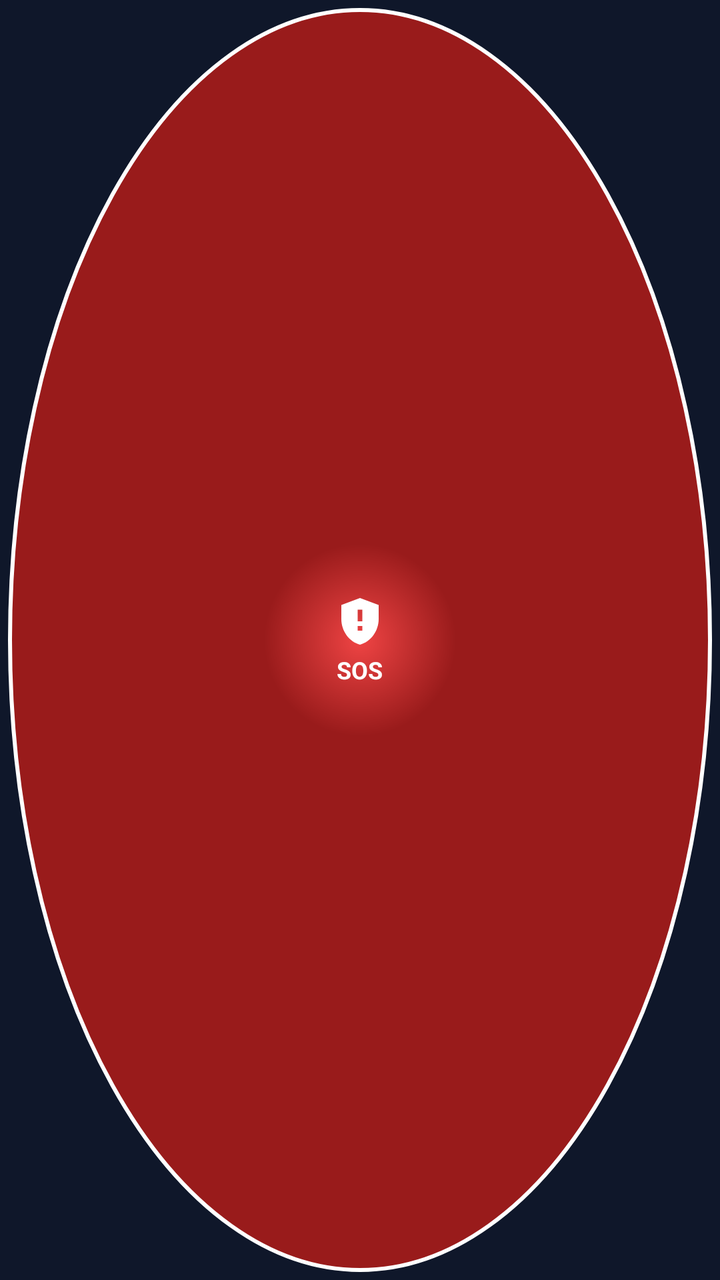
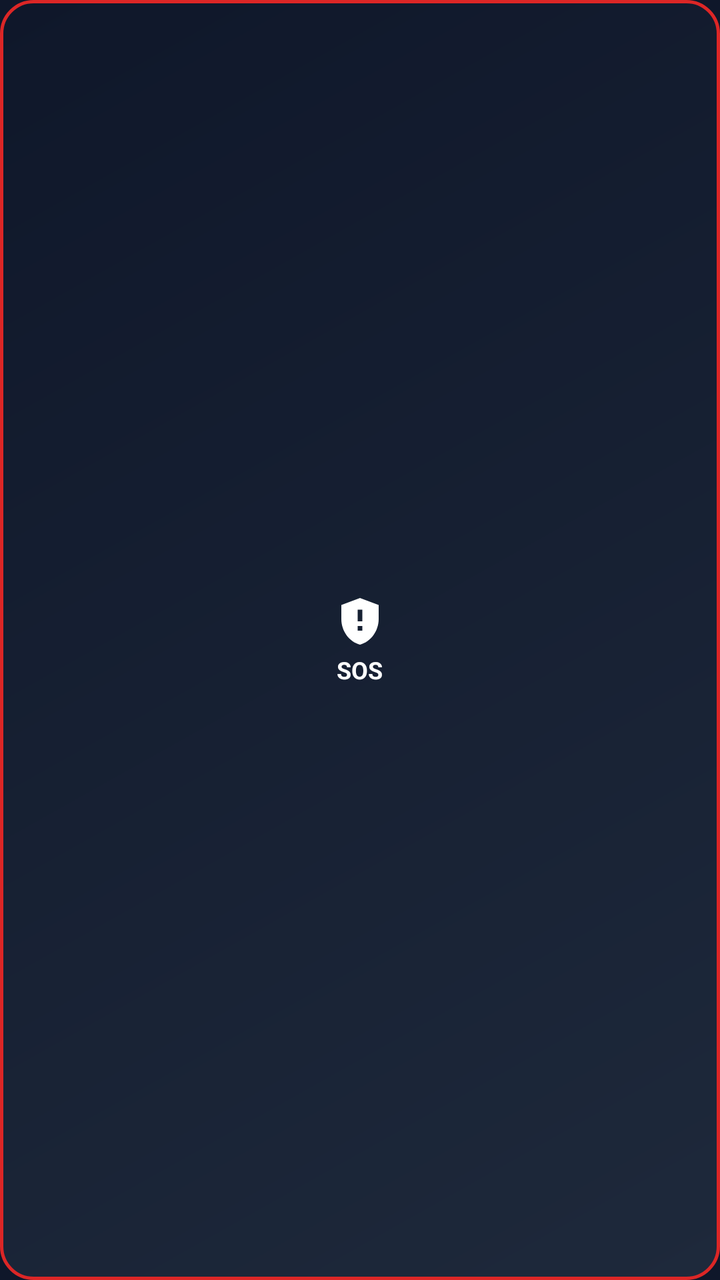

Before-and-after screenshots of an Android layout around one commit, followed by the original layout XML and the change that was made.
<!-- AndroidManifest.xml: application theme Theme.Kaiko -->
<!-- res/layout/widget_layout.xml -->
<?xml version="1.0" encoding="utf-8"?>
<FrameLayout xmlns:android="http://schemas.android.com/apk/res/android"
    android:layout_width="match_parent"
    android:layout_height="match_parent"
    android:padding="4dp">

    <LinearLayout
        android:id="@+id/btn_widget_sos"
        android:layout_width="match_parent"
        android:layout_height="match_parent"
        android:layout_gravity="center"
        android:background="@drawable/bg_widget"
        android:gravity="center"
        android:orientation="vertical"
        android:padding="6dp">

        <ImageView
            android:layout_width="28dp"
            android:layout_height="28dp"
            android:contentDescription="@string/widget_sos_text"
            android:src="@drawable/ic_sos" />

        <TextView
            android:layout_width="wrap_content"
            android:layout_height="wrap_content"
            android:layout_marginTop="2dp"
            android:text="SOS"
            android:textColor="#FFFFFF"
            android:textSize="12sp"
            android:textStyle="bold" />

    </LinearLayout>

</FrameLayout>
<!-- resources referenced by this layout -->
<resources>
  <!-- drawable bg_widget (drawable) -->
  <?xml version="1.0" encoding="utf-8"?>
  <ripple xmlns:android="http://schemas.android.com/apk/res/android"
      android:color="@color/widget_sos_ripple">
      <item>
          <shape android:shape="oval">
              <gradient
                  android:type="radial"
                  android:gradientRadius="48dp"
                  android:startColor="#EF4444"
                  android:endColor="#991B1B" />
              <stroke
                  android:width="2dp"
                  android:color="#FFFFFF" />
          </shape>
      </item>
  </ripple>
  <!-- drawable ic_sos (drawable) -->
  <vector xmlns:android="http://schemas.android.com/apk/res/android"
      android:width="48dp"
      android:height="48dp"
      android:viewportWidth="24"
      android:viewportHeight="24">
      <path
          android:fillColor="#FFFFFF"
          android:pathData="M12,2L4,5v6.09c0,5.05 3.41,9.76 8,10.91c4.59,-1.15 8,-5.86 8,-10.91V5L12,2z M13,16h-2v-2h2V16z M13,12h-2V7h2V12z"/>
  </vector>
  <string name="widget_sos_text">🆘 SOS</string>
  <style name="Theme.Kaiko" parent="Theme.MaterialComponents.DayNight.NoActionBar">
          
          <item name="colorPrimary">@color/primary</item>
          <item name="colorPrimaryVariant">@color/primary_variant</item>
          <item name="colorOnPrimary">@color/on_primary</item>
          
          
          <item name="colorSecondary">@color/secondary</item>
          <item name="colorSecondaryVariant">@color/secondary_variant</item>
          <item name="colorOnSecondary">@color/on_secondary</item>
          
          
          <item name="android:statusBarColor">@color/background</item>
          <item name="android:navigationBarColor">@color/background</item>
          <item name="android:windowLightStatusBar">false</item>
          
          <item name="android:windowBackground">@color/background</item>
      </style>
  <color name="widget_sos_ripple">#EF4444</color>
  <color name="primary">#DC2626</color>
  <color name="primary_variant">#991B1B</color>
  <color name="on_primary">#FFFFFF</color>
  <color name="secondary">#3B82F6</color>
  <color name="secondary_variant">#1D4ED8</color>
  <color name="on_secondary">#FFFFFF</color>
  <color name="background">#0F172A</color>
</resources>

<!-- the commit's change to res/layout/widget_layout.xml (unified diff, before → after) -->
@@ -1,34 +1,28 @@
 <?xml version="1.0" encoding="utf-8"?>
-<FrameLayout xmlns:android="http://schemas.android.com/apk/res/android"
+<LinearLayout xmlns:android="http://schemas.android.com/apk/res/android"
+    android:id="@+id/btn_widget_sos"
     android:layout_width="match_parent"
     android:layout_height="match_parent"
-    android:padding="4dp">
+    android:background="@drawable/widget_background"
+    android:gravity="center"
+    android:orientation="vertical"
+    android:padding="6dp">
 
-    <LinearLayout
-        android:id="@+id/btn_widget_sos"
-        android:layout_width="match_parent"
-        android:layout_height="match_parent"
-        android:layout_gravity="center"
-        android:background="@drawable/bg_widget"
-        android:gravity="center"
-        android:orientation="vertical"
-        android:padding="6dp">
+    <ImageView
+        android:id="@+id/iv_widget_sos"
+        android:layout_width="28dp"
+        android:layout_height="28dp"
+        android:contentDescription="@string/widget_sos_text"
+        android:src="@drawable/ic_sos" />
 
-        <ImageView
-            android:layout_width="28dp"
-            android:layout_height="28dp"
-            android:contentDescription="@string/widget_sos_text"
-            android:src="@drawable/ic_sos" />
+    <TextView
+        android:id="@+id/tv_widget_sos"
+        android:layout_width="wrap_content"
+        android:layout_height="wrap_content"
+        android:layout_marginTop="2dp"
+        android:text="SOS"
+        android:textColor="#FFFFFF"
+        android:textSize="12sp"
+        android:textStyle="bold" />
 
-        <TextView
-            android:layout_width="wrap_content"
-            android:layout_height="wrap_content"
-            android:layout_marginTop="2dp"
-            android:text="SOS"
-            android:textColor="#FFFFFF"
-            android:textSize="12sp"
-            android:textStyle="bold" />
-
-    </LinearLayout>
-
-</FrameLayout>
+</LinearLayout>
<!-- resource entries referenced after the edit -->
@@ -1,22 +1,5 @@
 <!-- resources referenced by this layout -->
 <resources>
-  <!-- drawable bg_widget (drawable) -->
-  <?xml version="1.0" encoding="utf-8"?>
-  <ripple xmlns:android="http://schemas.android.com/apk/res/android"
-      android:color="@color/widget_sos_ripple">
-      <item>
-          <shape android:shape="oval">
-              <gradient
-                  android:type="radial"
-                  android:gradientRadius="48dp"
-                  android:startColor="#EF4444"
-                  android:endColor="#991B1B" />
-              <stroke
-                  android:width="2dp"
-                  android:color="#FFFFFF" />
-          </shape>
-      </item>
-  </ripple>
   <!-- drawable ic_sos (drawable) -->
   <vector xmlns:android="http://schemas.android.com/apk/res/android"
       android:width="48dp"
@@ -27,6 +10,23 @@
           android:fillColor="#FFFFFF"
           android:pathData="M12,2L4,5v6.09c0,5.05 3.41,9.76 8,10.91c4.59,-1.15 8,-5.86 8,-10.91V5L12,2z M13,16h-2v-2h2V16z M13,12h-2V7h2V12z"/>
   </vector>
+  <!-- drawable widget_background (drawable) -->
+  <?xml version="1.0" encoding="utf-8"?>
+  <ripple xmlns:android="http://schemas.android.com/apk/res/android"
+      android:color="@color/widget_sos_ripple">
+      <item>
+          <shape android:shape="rectangle">
+              <corners android:radius="16dp" />
+              <gradient
+                  android:angle="135"
+                  android:startColor="#1E293B"
+                  android:endColor="#0F172A" />
+              <stroke
+                  android:width="1.5dp"
+                  android:color="@color/primary" />
+          </shape>
+      </item>
+  </ripple>
   <string name="widget_sos_text">🆘 SOS</string>
   <style name="Theme.Kaiko" parent="Theme.MaterialComponents.DayNight.NoActionBar">
           
